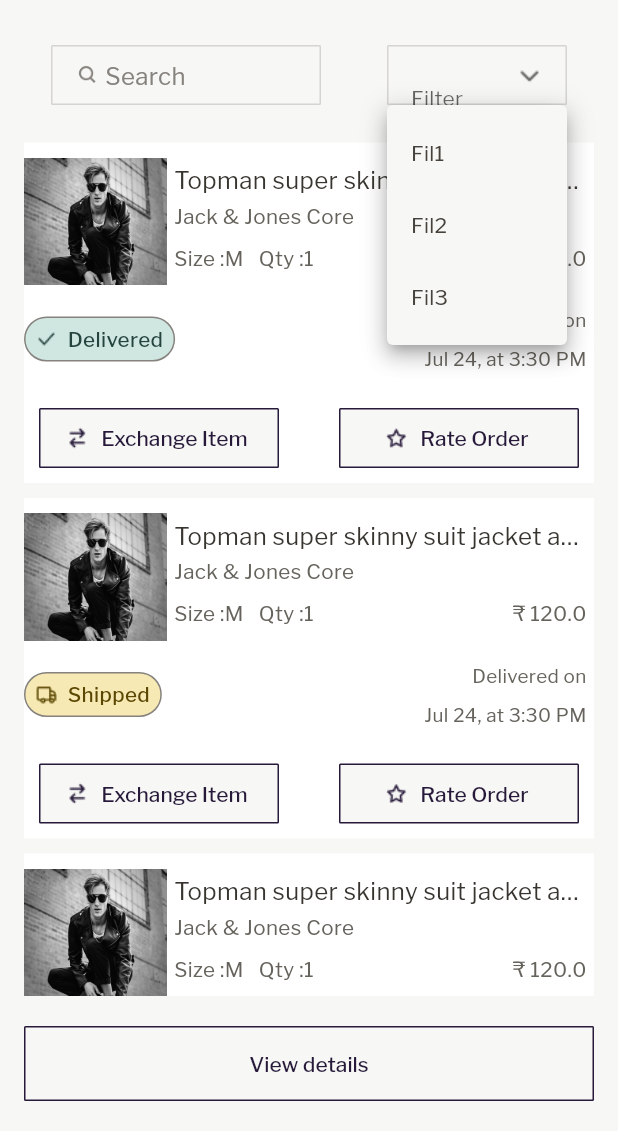
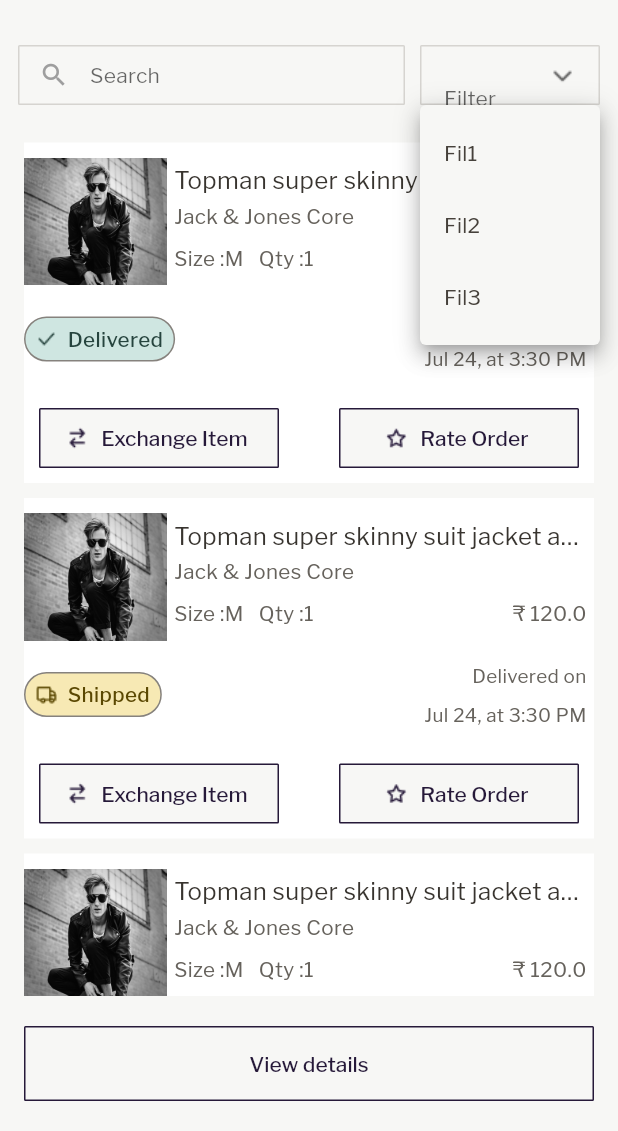
Before and after one commit to LaFetch2026/Lf_Application_Production, a Flutter app: the OrderExchangeScreen screen opened directly, after a tap on "Filter", on a phone screen of 412 x 824 dp, the part 105-1236 px from its top. Run offline on Flutter 3.47's test engine with Material 2 defaults, Android fonts, the phone set to English and light mode, and no system bars; our stand-ins replace dropdown_button2, flutter_otp_text_field, flutter_rating_bar, flutter_screenutil, get, logger.

Commit message:
changed search text field in order and exchange

```diff
--- a/lib/screens/orderexchangescreen.dart
+++ b/lib/screens/orderexchangescreen.dart
@@ -20,6 +20,7 @@ class OrderExchangeScreen extends StatefulWidget {
 }
 
 class OrderExchangeScreenState extends State<OrderExchangeScreen> {
+  TextEditingController searchController = TextEditingController();
   String? filter;
   List<int> genderId = [1, 2, 3];
   int genderPos = 0;
@@ -73,7 +74,11 @@ class OrderExchangeScreenState extends State<OrderExchangeScreen> {
 
   @override
   Widget build(BuildContext context) {
-    return Scaffold(
+    return GestureDetector(
+      onTap: () {
+        FocusScope.of(context).requestFocus(FocusNode());
+      },
+      child: Scaffold(
         backgroundColor: whiteTextColor,
         body: Column(
           children: [
@@ -93,19 +98,15 @@ class OrderExchangeScreenState extends State<OrderExchangeScreen> {
                       child: Row(
                         mainAxisAlignment: MainAxisAlignment.spaceAround,
                         children: [
-                        Padding(
-                          padding: const EdgeInsets.only(right: 0),
-                          child: Container(
+                          /* Container(
                             height: 40,
                             width: 180,
                             decoration: BoxDecoration(
                                 color: whiteBorderColor,
                                 borderRadius: BorderRadius.circular(1),
-                                border:
-                                    Border.all(color: borderColor, width: 1)),
+                                border: Border.all(color: borderColor, width: 1)),
                             child: Padding(
-                              padding:
-                                  const EdgeInsets.symmetric(horizontal: 16),
+                              padding: const EdgeInsets.only(left: 16, right: 10),
                               child: Row(
                                 children: [
                                   const ImageIcon(
@@ -114,8 +115,8 @@ class OrderExchangeScreenState extends State<OrderExchangeScreen> {
                                     size: 14,
                                   ),
                                   Padding(
-                                    padding: const EdgeInsets.symmetric(
-                                        horizontal: 5),
+                                    padding:
+                                        const EdgeInsets.symmetric(horizontal: 5),
                                     child: AppText(
                                       text: "Search",
                                       color: textHintColor,
@@ -125,6 +126,43 @@ class OrderExchangeScreenState extends State<OrderExchangeScreen> {
                                     ),
                                   ),
                                 ],
+                              ),
+                            ),
+                          ), */
+                          Expanded(
+                            flex: 1,
+                            child: SizedBox(
+                              height: 40,
+                              child: Padding(
+                                padding: const EdgeInsets.only(right: 10),
+                                child: TextField(
+                                  textCapitalization: TextCapitalization.words,
+                                  style: const TextStyle(
+                                    color: textColor,
+                                    fontFamily: "Franklin Gothic Regular",
+                                  ),
+                                  controller: searchController,
+                                  keyboardType: TextInputType.text,
+                                  decoration: InputDecoration(
+                                    filled: true,
+                                    fillColor: whiteBorderColor,
+                                    prefixIcon: const Icon(Icons.search,
+                                        size: 20, color: Colors.grey),
+                                    focusedBorder: const OutlineInputBorder(
+                                        borderSide:
+                                            BorderSide(color: borderColor)),
+                                    border: OutlineInputBorder(
+                                      borderRadius: BorderRadius.circular(1),
+                                    ),
+                                    enabledBorder: OutlineInputBorder(
+                                      borderRadius: BorderRadius.circular(1),
+                                      borderSide:
+                                          const BorderSide(color: borderColor),
+                                    ),
+                                    counterText: "",
+                                    hintText: "Search",
+                                    hintStyle: const TextStyle(fontSize: 14),
+                                  ),
                                 ),
                               ),
                             ),
@@ -163,7 +201,8 @@ class OrderExchangeScreenState extends State<OrderExchangeScreen> {
                                           style: const TextStyle(
                                             fontSize: 14,
                                             color: textColor,
-                                          fontFamily: "Franklin Gothic Regular",
+                                            fontFamily:
+                                                "Franklin Gothic Regular",
                                           ),
                                         ),
                                       ))
@@ -176,7 +215,8 @@ class OrderExchangeScreenState extends State<OrderExchangeScreen> {
                               },
                               onChanged: (value) {
                                 filter = value;
-                              genderPos = filterList.indexOf(filter.toString());
+                                genderPos =
+                                    filterList.indexOf(filter.toString());
                                 print(genderId[genderPos]);
                                 setState(() {});
                               },
@@ -234,7 +274,8 @@ class OrderExchangeScreenState extends State<OrderExchangeScreen> {
                                                 children: [
                                                   Expanded(
                                                     flex: 1,
-                                                  child: Image.asset(backImage,
+                                                    child: Image.asset(
+                                                        backImage,
                                                         height: 85,
                                                         width: 70,
                                                         fit: BoxFit.cover),
@@ -246,7 +287,8 @@ class OrderExchangeScreenState extends State<OrderExchangeScreen> {
                                                           CrossAxisAlignment
                                                               .start,
                                                       mainAxisAlignment:
-                                                        MainAxisAlignment.start,
+                                                          MainAxisAlignment
+                                                              .start,
                                                       children: [
                                                         Padding(
                                                           padding:
@@ -275,7 +317,8 @@ class OrderExchangeScreenState extends State<OrderExchangeScreen> {
                                                           child: AppText(
                                                             text:
                                                                 "Jack & Jones Core",
-                                                          color: greyTextColor,
+                                                            color:
+                                                                greyTextColor,
                                                             maxLines: 2,
                                                             fontSize: 12.sp,
                                                             fontFamily:
@@ -311,7 +354,8 @@ class OrderExchangeScreenState extends State<OrderExchangeScreen> {
                                                                           .symmetric(
                                                                       horizontal:
                                                                           10),
-                                                                child: AppText(
+                                                                  child:
+                                                                      AppText(
                                                                     text:
                                                                         "Qty :1",
                                                                     color:
@@ -367,21 +411,22 @@ class OrderExchangeScreenState extends State<OrderExchangeScreen> {
                                                         color: containerColor(
                                                             items[index]),
                                                         borderRadius:
-                                                          BorderRadius.circular(
-                                                              20),
+                                                            BorderRadius
+                                                                .circular(20),
                                                         border: Border.all(
-                                                          color: textHintColor,
+                                                            color:
+                                                                textHintColor,
                                                             width: 1),
                                                       ),
                                                       child: Padding(
-                                                      padding: const EdgeInsets
+                                                        padding:
+                                                            const EdgeInsets
                                                                     .symmetric(
                                                                 horizontal: 5),
                                                         child: Row(
                                                           children: [
                                                             Padding(
-                                                            padding:
-                                                                const EdgeInsets
+                                                              padding: const EdgeInsets
                                                                       .symmetric(
                                                                   horizontal:
                                                                       2),
@@ -390,8 +435,7 @@ class OrderExchangeScreenState extends State<OrderExchangeScreen> {
                                                                     selectedIcon(
                                                                         items[
                                                                             index])),
-                                                              color:
-                                                                  selectedColor(
+                                                                color: selectedColor(
                                                                     items[
                                                                         index]),
                                                                 size: 14,
@@ -404,10 +448,9 @@ class OrderExchangeScreenState extends State<OrderExchangeScreen> {
                                                                       left: 5,
                                                                       right: 2),
                                                               child: AppText(
-                                                              text:
-                                                                  items[index],
-                                                              color:
-                                                                  selectedColor(
+                                                                text: items[
+                                                                    index],
+                                                                color: selectedColor(
                                                                     items[
                                                                         index]),
                                                                 fontSize: 12.sp,
@@ -429,7 +472,8 @@ class OrderExchangeScreenState extends State<OrderExchangeScreen> {
                                                     ),
                                                     Column(
                                                       crossAxisAlignment:
-                                                        CrossAxisAlignment.end,
+                                                          CrossAxisAlignment
+                                                              .end,
                                                       children: [
                                                         Padding(
                                                           padding:
@@ -438,8 +482,10 @@ class OrderExchangeScreenState extends State<OrderExchangeScreen> {
                                                                   horizontal: 5,
                                                                   vertical: 5),
                                                           child: AppText(
-                                                          text: "Delivered on",
-                                                          color: greyTextColor,
+                                                            text:
+                                                                "Delivered on",
+                                                            color:
+                                                                greyTextColor,
                                                             fontSize: 11.sp,
                                                             fontFamily:
                                                                 "Franklin Gothic Regular",
@@ -456,7 +502,8 @@ class OrderExchangeScreenState extends State<OrderExchangeScreen> {
                                                           child: AppText(
                                                             text:
                                                                 "Jul 24, at 3:30 PM",
-                                                          color: greyTextColor,
+                                                            color:
+                                                                greyTextColor,
                                                             fontSize: 11.sp,
                                                             fontFamily:
                                                                 "Franklin Gothic Regular",
@@ -478,8 +525,10 @@ class OrderExchangeScreenState extends State<OrderExchangeScreen> {
                                                       whiteTextColor,
                                                   secondBackgroundColor:
                                                       whiteTextColor,
-                                                firstBorderColor: btnTextColor,
-                                                secondBorderColor: btnTextColor,
+                                                  firstBorderColor:
+                                                      btnTextColor,
+                                                  secondBorderColor:
+                                                      btnTextColor,
                                                   firstIcon: exchangeItemImage,
                                                   onPressedFirst: () {},
                                                   onPressedSecond: () {},
@@ -515,6 +564,7 @@ class OrderExchangeScreenState extends State<OrderExchangeScreen> {
             )
           ],
         ),
+      ),
     );
   }
 }
--- a/lib/screens/searchscreen.dart
+++ b/lib/screens/searchscreen.dart
@@ -63,6 +63,7 @@ class SearchScreenState extends State<SearchScreen> {
         } else {
           isSearch = true;
         }
+        FocusScope.of(context).requestFocus(FocusNode());
         setState(() {});
       },
       child: Scaffold(
@@ -141,7 +142,7 @@ class SearchScreenState extends State<SearchScreen> {
                     ),
                   ),
                 ),
-                Expanded(
+                /*        Expanded(
                   child: SingleChildScrollView(
                     child: Column(
                       crossAxisAlignment: CrossAxisAlignment.start,
@@ -450,6 +451,7 @@ class SearchScreenState extends State<SearchScreen> {
                     ),
                   ),
                 ),
+            */
               ],
             ),
             isSearch
```
Lines whose indentation alone changed are shown as unchanged.
